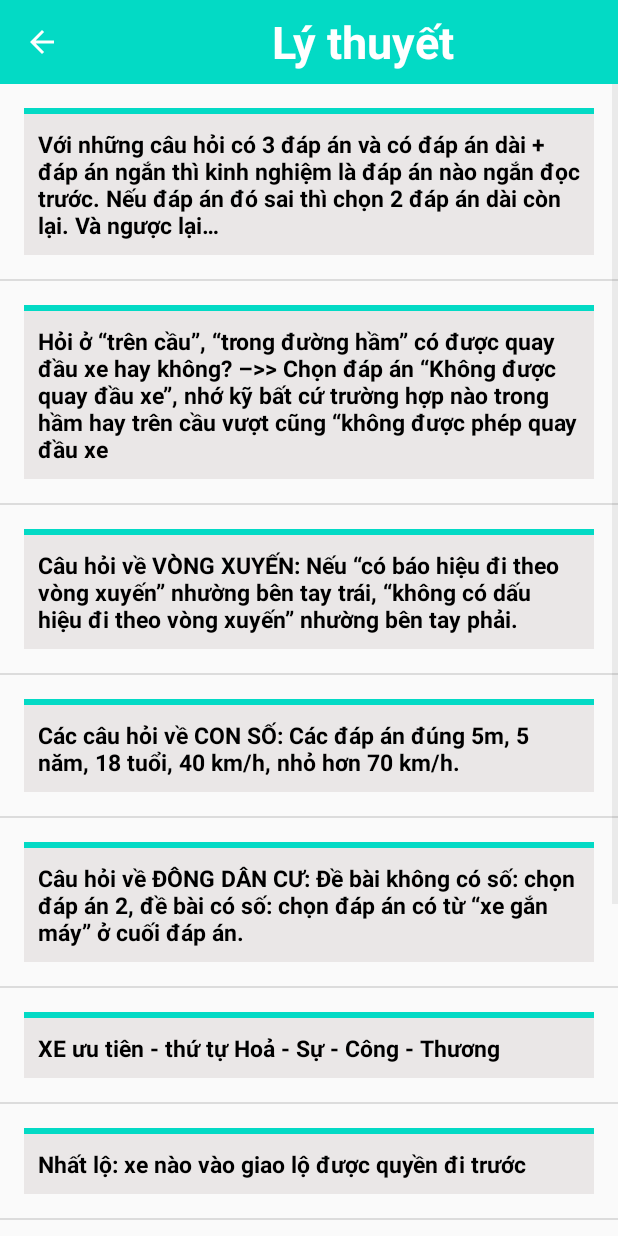
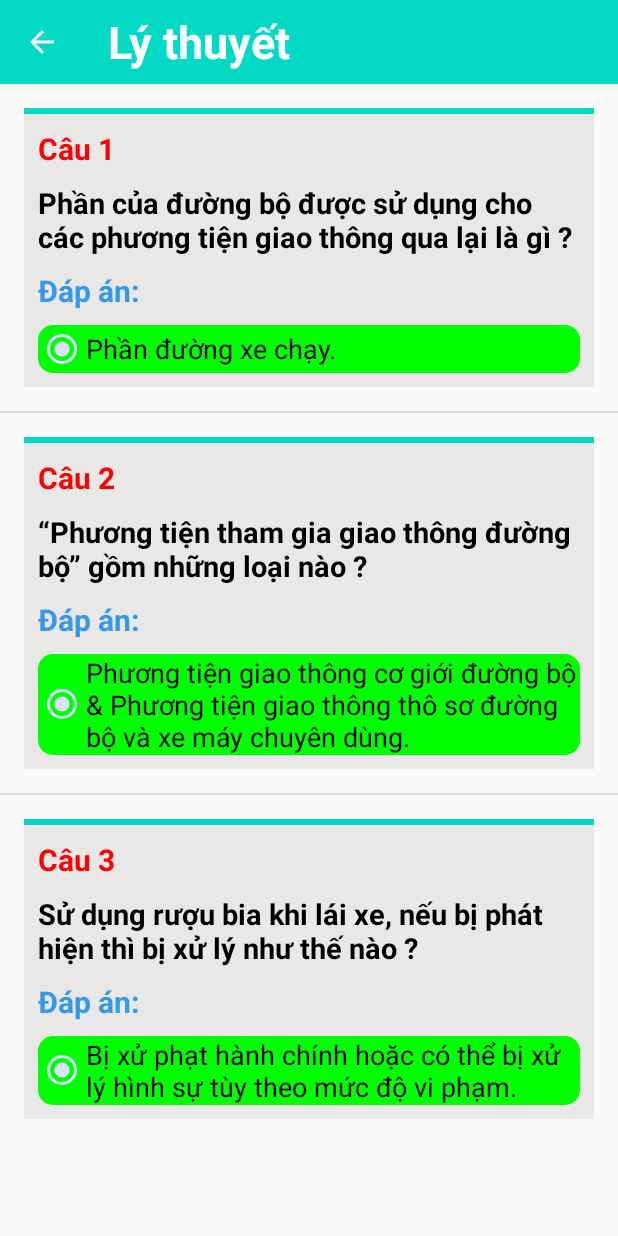
Before and after one commit to Nguyen-Tu-Van/APP_LXA1, an Android app: the lythuyet screen opened directly, with no data from a screen before it, on a phone screen of 412 x 824 dp. Run offline under Robolectric (Android 15) with nearby library versions, the phone set to English and light mode, and no system bars.

Commit message:
Chinh sửa ly thuyet

```diff
--- a/app/src/main/java/com/example/app_lxa1/lythuyet.kt
+++ b/app/src/main/java/com/example/app_lxa1/lythuyet.kt
@@ -14,17 +14,20 @@ import androidx.appcompat.widget.Toolbar
 
 class lythuyet : AppCompatActivity() {
     var listView: ListView? = null
+    var mquestion = arrayOf(
+        "Câu 1",
+        "Câu 2",
+        "Câu 3"
+    )
     var mcontent = arrayOf(
-        "Với những câu hỏi có 3 đáp án và có đáp án dài + đáp án ngắn thì kinh nghiệm là đáp án nào ngắn đọc trước. Nếu đáp án đó sai thì chọn 2 đáp án dài còn lại. Và ngược lại…",
-        "Hỏi ở “trên cầu”, “trong đường hầm” có được quay đầu xe hay không? –>> Chọn đáp án “Không được quay đầu xe”, nhớ kỹ bất cứ trường hợp nào trong hầm hay trên cầu vượt cũng “không được phép quay đầu xe",
-        "Câu hỏi về VÒNG XUYẾN: Nếu “có báo hiệu đi theo vòng xuyến” nhường bên tay trái, “không có dấu hiệu đi theo vòng xuyến” nhường bên tay phải.",
-        "Các câu hỏi về CON SỐ: Các đáp án đúng 5m, 5 năm, 18 tuổi, 40 km/h, nhỏ hơn 70 km/h.",
-        "Câu hỏi về ĐÔNG DÂN CƯ: Đề bài không có số: chọn đáp án 2, đề bài có số: chọn đáp án có từ “xe gắn máy” ở cuối đáp án.",
-        "XE ưu tiên - thứ tự Hoả - Sự - Công - Thương",
-        "Nhất lộ: xe nào vào giao lộ được quyền đi trước",
-        "Câu hỏi về NỒNG ĐỘ CỒN: Mô tô: thì chọn đáp án 1. Ô tô: thì chọn đáp án 2.",
-        "Những câu hỏi có đáp án chứa các từ: “bị nghiêm cấm”, “không được”, “UBND cấp tỉnh”, “Cơ quan, tổ chức, cá nhân” thì mình chọn luôn đáp án đó.",
-        "Những câu hỏi liên quan đến khuân vác, vận chuyển chất gây hại, vật nặng: Chọn ngay đáp án “bị nghiêm cấm”."
+        "Phần của đường bộ được sử dụng cho các phương tiện giao thông qua lại là gì ?",
+        "“Phương tiện tham gia giao thông đường bộ” gồm những loại nào ?",
+        "Sử dụng rượu bia khi lái xe, nếu bị phát hiện thì bị xử lý như thế nào ?"
+    )
+    var manswer = arrayOf(
+        "Phần đường xe chạy.",
+        "Phương tiện giao thông cơ giới đường bộ & Phương tiện giao thông thô sơ đường bộ và xe máy chuyên dùng.",
+        "Bị xử phạt hành chính hoặc có thể bị xử lý hình sự tùy theo mức độ vi phạm."
     )
     override fun onCreate(savedInstanceState: Bundle?) {
         super.onCreate(savedInstanceState)
@@ -41,14 +44,16 @@ class lythuyet : AppCompatActivity() {
             startActivity(intent) }
         )
         listView = findViewById(R.id.listViewLyThuyet)
-        val adapter: lythuyet.MyAdapter = MyAdapter(this, mcontent)
+        val adapter: lythuyet.MyAdapter = MyAdapter(this, mcontent,mquestion,manswer)
         listView!!.adapter = adapter
     }
     internal inner class MyAdapter(
         context1: Context,
-        var rContent: Array<String>
+        var rContent: Array<String>,
+        var rQuestion: Array<String>,
+        var rAnswer: Array<String>
     ) :
-        ArrayAdapter<String?>(context1, R.layout.row_lythuyet, R.id.texViewLyThuyet,rContent) {
+        ArrayAdapter<String?>(context1, R.layout.row_lythuyet, R.id.textViewLyThuyet,rContent) {
         override fun getView(
             position: Int,
             convertView: View?,
@@ -57,8 +62,13 @@ class lythuyet : AppCompatActivity() {
             val layoutInflater =
                 getApplicationContext().getSystemService(Context.LAYOUT_INFLATER_SERVICE) as LayoutInflater
             val row: View = layoutInflater.inflate(R.layout.row_lythuyet, parent, false)
-            val myContent = row.findViewById<TextView>(R.id.texViewLyThuyet)
+            val myContent = row.findViewById<TextView>(R.id.textViewLyThuyet)
+            val myQuestion = row.findViewById<TextView>(R.id.textViewCauHoi)
+            val myAnswer = row.findViewById<TextView>(R.id.textViewDapan)
             myContent.text = rContent[position]
+            myQuestion.text = rQuestion[position]
+            myAnswer.text = rAnswer[position]
+
             return row
         }
     }
--- a/app/src/main/java/com/example/app_lxa1/thisathach.kt
+++ b/app/src/main/java/com/example/app_lxa1/thisathach.kt
@@ -188,7 +188,7 @@ class thisathach : AppCompatActivity() ,View.OnClickListener{
         val list: MutableList<Question> = ArrayList()
         val answerList1: MutableList<Answer> = ArrayList<Answer>()
         answerList1.add(Answer("Phần mặt đường và lề đường.", false))
-        answerList1.add(Answer("Phần đường xe chạy..", true))
+        answerList1.add(Answer("Phần đường xe chạy.", true))
         answerList1.add(Answer("Phần đường xe cơ giới.", false))
         answerList1.add(Answer("", false))
         val answerList2: MutableList<Answer> = ArrayList<Answer>()
--- a/app/src/main/res/layout/activity_lythuyet.xml
+++ b/app/src/main/res/layout/activity_lythuyet.xml
@@ -22,7 +22,6 @@
                 android:id="@+id/textview1"
                 android:layout_width="match_parent"
                 android:layout_height="wrap_content"
-                android:gravity="center"
                 android:text="Lý thuyết"
                 android:textColor="#FFF"
                 android:textSize="30sp"
--- a/app/src/main/res/layout/row_lythuyet.xml
+++ b/app/src/main/res/layout/row_lythuyet.xml
@@ -29,18 +29,52 @@
                 android:background="#eae7e7"
                 >
                 <TextView
-                    android:id="@+id/texViewLyThuyet"
+                    android:id="@+id/textViewCauHoi"
                     android:layout_width="wrap_content"
                     android:layout_height="wrap_content"
-                    android:text="abc xyz"
+                    android:text="Câu 1"
+                    android:textColor="#ff0000"
+                    android:textStyle="bold"
+                    android:layout_marginTop="9dp"
+                    android:layout_marginLeft="9dp"
+                    android:textSize="20sp"
+                    />
+                <TextView
+                    android:id="@+id/textViewLyThuyet"
+                    android:layout_width="wrap_content"
+                    android:layout_height="wrap_content"
+                    android:text="Phần của đường bộ được sử dụng cho các phương tiện giao thông qua lại là gì ?"
                     android:textColor="#000"
                     android:textStyle="bold"
                     android:layout_marginTop="9dp"
                     android:layout_marginLeft="9dp"
                     android:layout_marginRight="9dp"
                     android:layout_marginBottom="9dp"
-                    android:textSize="15sp"
+                    android:textSize="19sp"
                     />
+                <TextView
+                    android:layout_width="wrap_content"
+                    android:layout_height="wrap_content"
+                    android:text="Đáp án:"
+                    android:textColor="#3498eb"
+                    android:textStyle="bold"
+                    android:layout_marginLeft="9dp"
+                    android:layout_marginRight="9dp"
+                    android:layout_marginBottom="9dp"
+                    android:textSize="20sp"
+                    />
+                <RadioButton
+                    android:id="@+id/textViewDapan"
+                    android:layout_width="match_parent"
+                    android:layout_height="wrap_content"
+                    android:text="Phần đường xe chạy."
+                    android:textSize="18dp"
+                    android:checked="true"
+                    android:textColor="@color/black"
+                    android:layout_marginLeft="9dp"
+                    android:layout_marginRight="9dp"
+                    android:layout_marginBottom="9dp"
+                    android:background="@drawable/bg_maucam_corner_30"></RadioButton>
                 <ImageView
                     android:id="@+id/anhCauHoi"
                     android:layout_width="250dp"
```
Also changed, not shown: app/src/main/res/layout/activity_dethi.xml (+15 -22 lines).
